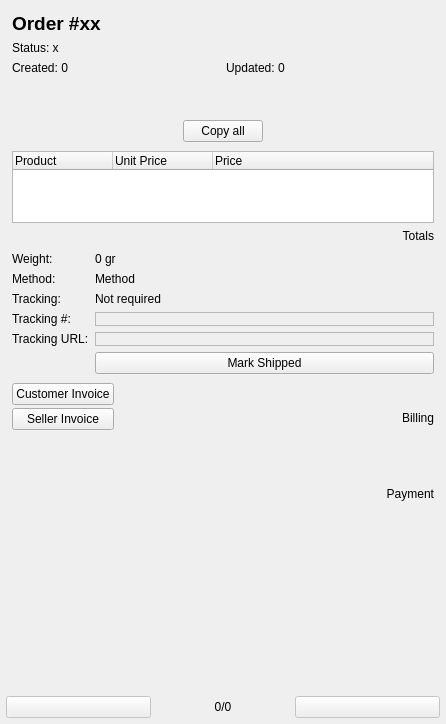
Above: widgets/orderdetailswidget.ui from arturo182/lectronizer before the change. Below: the same form after it.
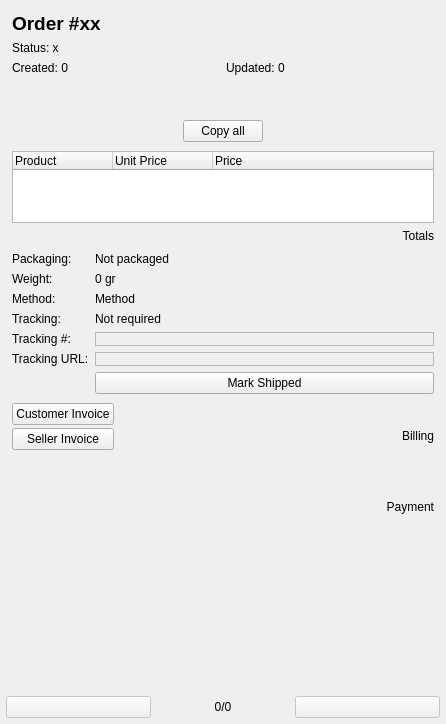
That is the form after the change. Icons and pictures are not drawn. Custom widgets are drawn as their Qt base class.

Commit message: Add Packaging info to Order Details widget/window

The edit to the form file:
```diff
--- a/widgets/orderdetailswidget.ui
+++ b/widgets/orderdetailswidget.ui
@@ -388,56 +388,56 @@
       <property name="topMargin">
        <number>0</number>
       </property>
-      <item row="0" column="0">
+      <item row="1" column="0">
        <widget class="QLabel" name="shippingWeightLabel">
         <property name="text">
          <string>Weight:</string>
         </property>
        </widget>
       </item>
-      <item row="0" column="1">
+      <item row="1" column="1">
        <widget class="QLabel" name="shippingWeightValueLabel">
         <property name="text">
          <string>0 gr</string>
         </property>
        </widget>
       </item>
-      <item row="1" column="0">
+      <item row="2" column="0">
        <widget class="QLabel" name="shippingMethodLabel">
         <property name="text">
          <string>Method:</string>
         </property>
        </widget>
       </item>
-      <item row="1" column="1">
+      <item row="2" column="1">
        <widget class="QLabel" name="shippingMethodValueLabel">
         <property name="text">
          <string>Method</string>
         </property>
        </widget>
       </item>
-      <item row="2" column="0">
+      <item row="3" column="0">
        <widget class="QLabel" name="shippingTrackingLabel">
         <property name="text">
          <string>Tracking:</string>
         </property>
        </widget>
       </item>
-      <item row="2" column="1">
+      <item row="3" column="1">
        <widget class="QLabel" name="shippingTrackingRequiredLabel">
         <property name="text">
          <string>Not required</string>
         </property>
        </widget>
       </item>
-      <item row="3" column="0">
+      <item row="4" column="0">
        <widget class="QLabel" name="shippingTrackingNoLabel">
         <property name="text">
          <string>Tracking #:</string>
         </property>
        </widget>
       </item>
-      <item row="3" column="1">
+      <item row="4" column="1">
        <widget class="ClickyLineEdit" name="shippingTrackingNoEdit">
         <property name="frameShape">
          <enum>QFrame::StyledPanel</enum>
@@ -453,14 +453,14 @@
         </property>
        </widget>
       </item>
-      <item row="4" column="0">
+      <item row="5" column="0">
        <widget class="QLabel" name="shippingTrackingUrlLabel">
         <property name="text">
          <string>Tracking URL:</string>
         </property>
        </widget>
       </item>
-      <item row="4" column="1">
+      <item row="5" column="1">
        <widget class="ClickyLineEdit" name="shippingTrackingUrlEdit">
         <property name="frameShape">
          <enum>QFrame::StyledPanel</enum>
@@ -476,13 +476,27 @@
         </property>
        </widget>
       </item>
-      <item row="5" column="1">
+      <item row="6" column="1">
        <widget class="QPushButton" name="shippingSubmitButton">
         <property name="text">
          <string>Mark Shipped</string>
         </property>
        </widget>
       </item>
+      <item row="0" column="0">
+       <widget class="QLabel" name="shippingPackagingLabel">
+        <property name="text">
+         <string>Packaging:</string>
+        </property>
+       </widget>
+      </item>
+      <item row="0" column="1">
+       <widget class="QLabel" name="shippingPackagingValueLabel">
+        <property name="text">
+         <string>Not packaged</string>
+        </property>
+       </widget>
+      </item>
      </layout>
     </widget>
    </item>
```
The commit also changes 3 other files.
